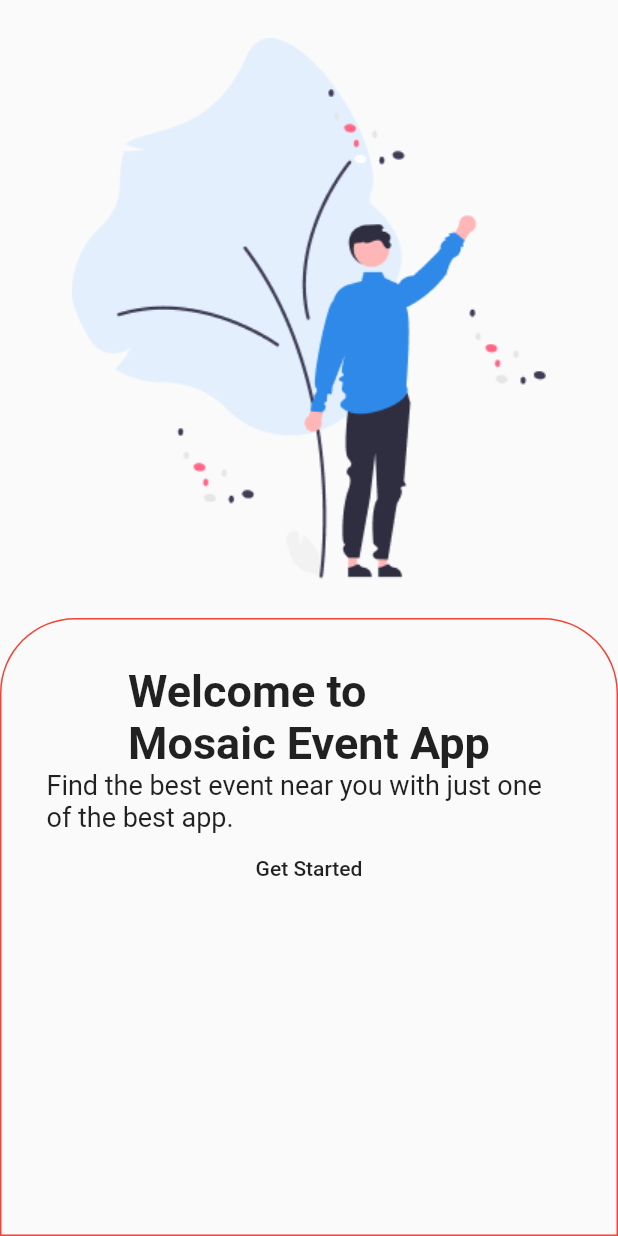
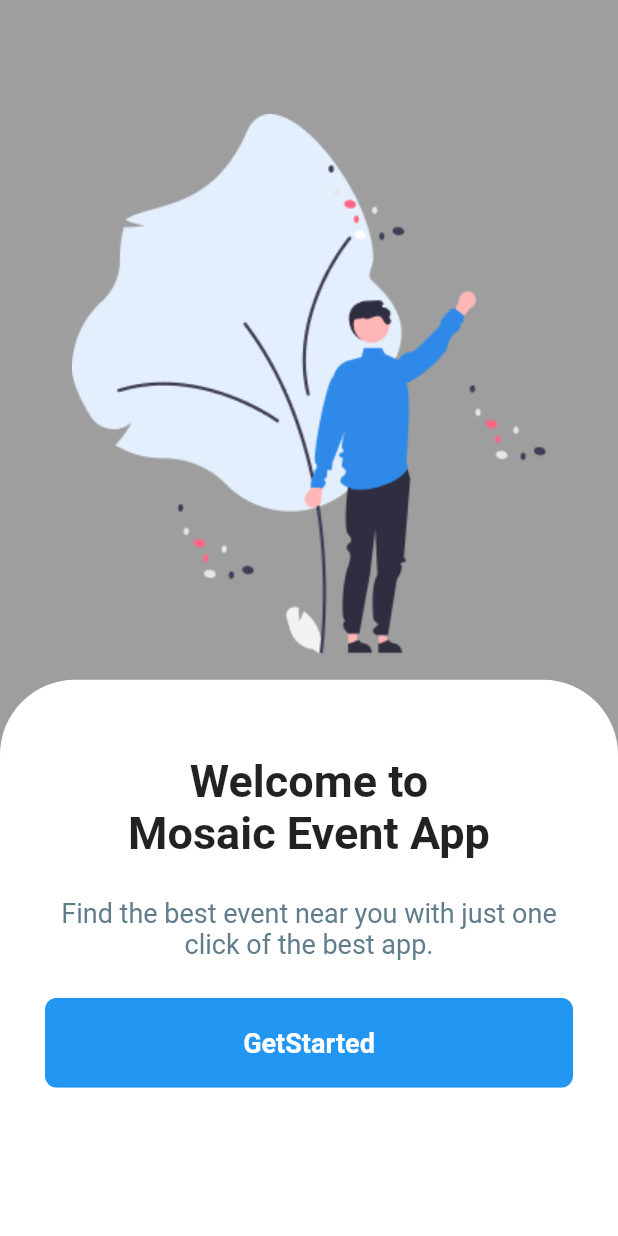
Before and after one commit to rewinaz/mosaic-event-app, a Flutter app: the screen it shows after launch, on a phone screen of 412 x 824 dp. Run offline on Flutter 3.47's test engine with Material 2 defaults, Android fonts, the phone set to English and light mode, and no system bars; our stand-ins replace google_fonts.

Commit message:
onboarding screen page component finished

```diff
--- a/lib/components/onboarding/onboarding_screen_page.dart
+++ b/lib/components/onboarding/onboarding_screen_page.dart
@@ -1,41 +1,83 @@
 import 'package:flutter/material.dart';
 
 class OnboardingScreenPage extends StatelessWidget {
-  const OnboardingScreenPage({super.key});
+  String pageTitle = "";
+  String pageImage = "";
+  String pageDescription = "";
+  String buttonText = "";
+  Function buttonOnClick;
+
+  OnboardingScreenPage({
+    super.key,
+    required this.pageTitle,
+    required this.pageDescription,
+    required this.buttonText,
+    required this.pageImage,
+    required this.buttonOnClick,
+  });
 
   @override
   Widget build(BuildContext context) {
     double screenHeight = MediaQuery.of(context).size.height;
     return Scaffold(
+      backgroundColor: Colors.grey,
       body: Column(
         children: [
           Container(
-              height: screenHeight * 0.5,
-              child: Image.asset("lib/assets/images/onboarding_1.png")),
+              padding: const EdgeInsets.only(top: 60),
+              height: screenHeight * 0.55,
+              child: Image.asset(pageImage)),
           Container(
             width: double.maxFinite,
-            height: screenHeight * 0.5,
-            padding: EdgeInsets.all(30),
-            decoration: BoxDecoration(
-                borderRadius: BorderRadius.only(
-                    topLeft: Radius.circular(50),
-                    topRight: Radius.circular(50)),
-                border: Border.fromBorderSide(BorderSide(color: Colors.red))),
+            height: screenHeight * 0.45,
+            padding: const EdgeInsets.all(30),
+            decoration: const BoxDecoration(
+              color: Colors.white,
+              borderRadius: BorderRadius.only(
+                topLeft: Radius.circular(50),
+                topRight: Radius.circular(50),
+              ),
+            ),
             child: Column(
               children: [
-                Text(
-                  "Welcome to \nMosaic Event App",
-                  style: TextStyle(fontSize: 30.0, fontWeight: FontWeight.bold),
-                ),
-                Text(
-                  "Find the best event near you with just one of the best app.",
-                  style: TextStyle(
-                    fontSize: 18.0,
+                Padding(
+                  padding: const EdgeInsets.only(top: 20),
+                  child: Text(
+                    pageTitle,
+                    textAlign: TextAlign.center,
+                    style:
+                        TextStyle(fontSize: 30.0, fontWeight: FontWeight.bold),
                   ),
                 ),
-                MaterialButton(
-                  onPressed: () {},
-                  child: Text("Get Started"),
+                Padding(
+                  padding: const EdgeInsets.symmetric(vertical: 25),
+                  child: Text(
+                    pageDescription,
+                    textAlign: TextAlign.center,
+                    style:
+                        const TextStyle(fontSize: 18.0, color: Colors.blueGrey),
+                  ),
+                ),
+                ClipRRect(
+                  borderRadius: const BorderRadius.all(Radius.circular(8)),
+                  child: MaterialButton(
+                    onPressed: () {
+                      buttonOnClick();
+                    },
+                    color: Colors.blue,
+                    minWidth: double.infinity,
+                    elevation: 0,
+                    height: 60,
+                    child: Text(
+                      buttonText,
+                      textAlign: TextAlign.center,
+                      style: const TextStyle(
+                        fontSize: 18.0,
+                        fontWeight: FontWeight.bold,
+                        color: Colors.white,
+                      ),
+                    ),
+                  ),
                 )
               ],
             ),
--- a/lib/main.dart
+++ b/lib/main.dart
@@ -1,4 +1,5 @@
 import 'package:event_app/components/onboarding/onboarding_screen_page.dart';
+import 'package:event_app/screens/onboarding_screen.dart';
 import 'package:flutter/material.dart';
 
 void main() {
@@ -17,9 +18,8 @@ class MyApp extends StatelessWidget {
       theme: ThemeData(
         primarySwatch: Colors.blue,
       ),
-
       home: const Scaffold(
-        body: OnboardingScreenPage(),
+        body: OnboardingScreen()
       ),
     );
   }
--- a/lib/screens/onboarding_screen.dart
+++ b/lib/screens/onboarding_screen.dart
@@ -14,9 +14,30 @@ class _OnboardingScreenState extends State<OnboardingScreen> {
     return Scaffold(
       body: PageView(
         children: [
-          OnboardingScreenPage(),
-          OnboardingScreenPage(),
-          OnboardingScreenPage(),
+          OnboardingScreenPage(
+            pageTitle: "Welcome to\nMosaic Event App",
+            pageDescription:
+                "Find the best event near you with just one click of the best app.",
+            buttonText: "GetStarted",
+            pageImage: "lib/assets/images/onboarding_1.png",
+            buttonOnClick: () {},
+          ),
+          OnboardingScreenPage(
+            pageTitle: "Find And\nBook An Event",
+            pageDescription:
+                "Find the best event near you with just one click of the best app.",
+            buttonText: "GetStarted",
+            pageImage: "lib/assets/images/onboarding_2.png",
+            buttonOnClick: () {},
+          ),
+          OnboardingScreenPage(
+            pageTitle: "Organize\nA Premium Event",
+            pageDescription:
+                "Find the best event near you with just one click of the best app.",
+            buttonText: "GetStarted",
+            pageImage: "lib/assets/images/onboarding_3.png",
+            buttonOnClick: () {},
+          ),
         ],
       ),
     );
```
